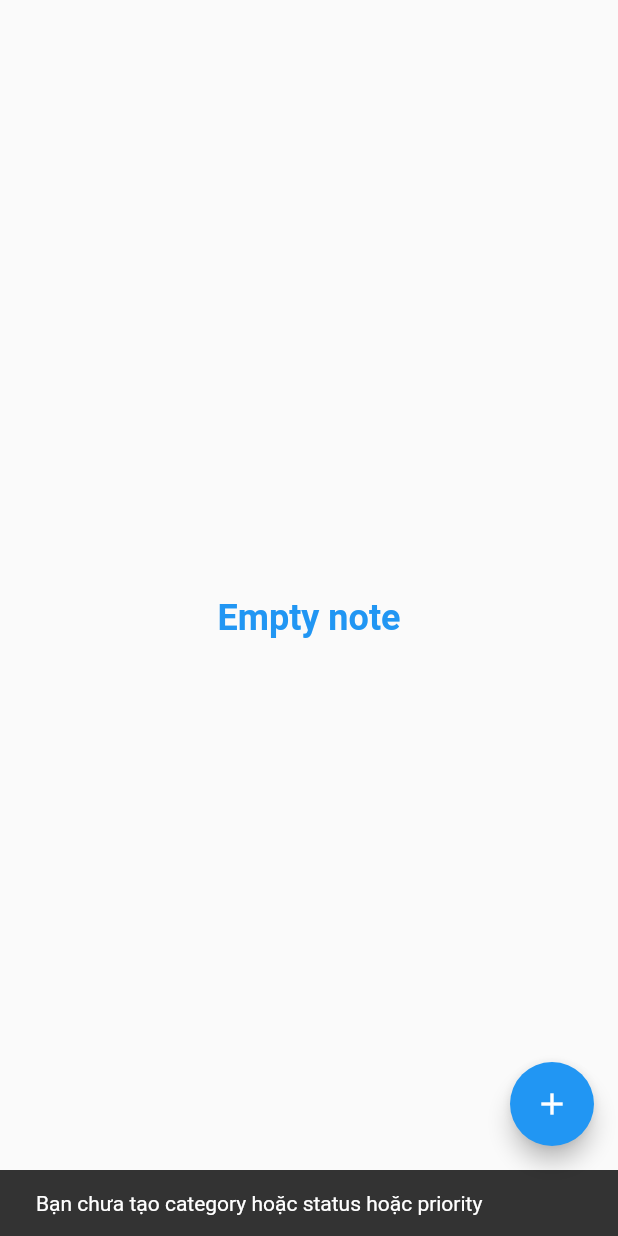
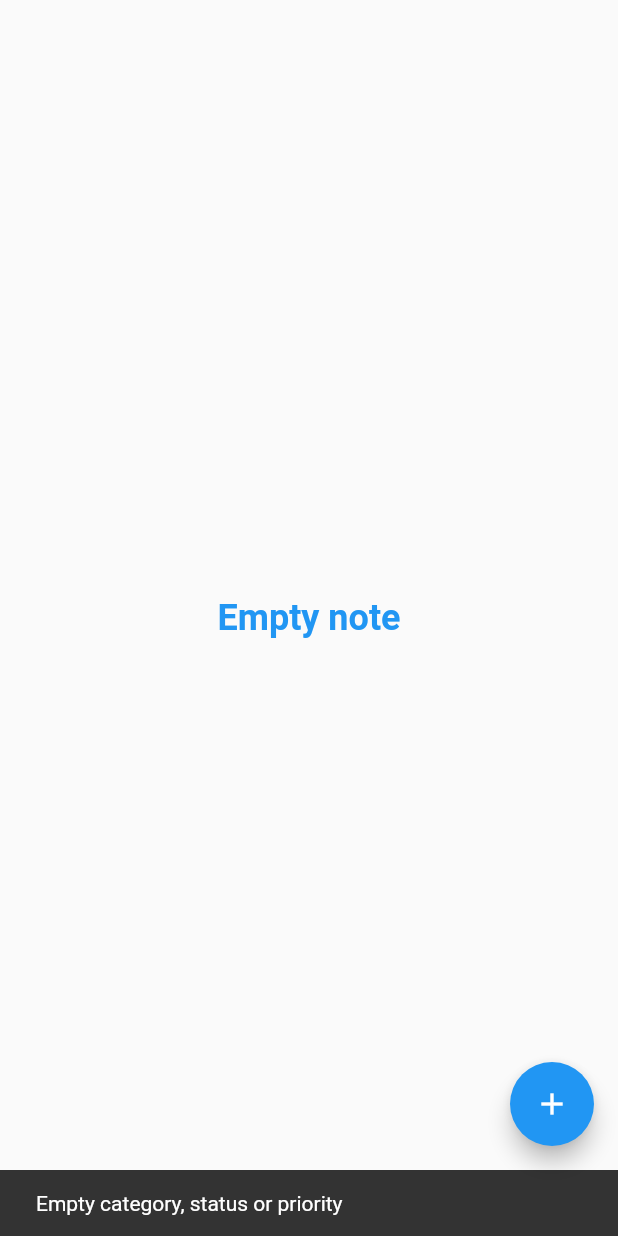
Before and after one commit to caoduczpsm/R2S-Flutter-NMS-Project-, a Flutter app: the _NoteScreen screen opened directly with empty values, after a tap on the "add" icon, on a phone screen of 412 x 824 dp. Run offline on Flutter 3.47's test engine with Material 2 defaults, Android fonts, the phone set to English and light mode, and no system bars; our stand-ins replace sqflite; missing offline and left inert: d_chart; accounts and stored records are empty.

Commit message:
finalize note, category, status, priority, sigin/up, edit profile, change pass

```diff
--- a/lib/form/NoteScreen.dart
+++ b/lib/form/NoteScreen.dart
@@ -372,7 +372,7 @@ class _NoteScreenState extends State<_NoteScreen> {
         if (id == null) {
           message = 'Please enter another name, this name already exists';
         } else {
-          message = "Create category successfully";
+          message = "Create note successfully";
           _refreshData();
         }
       }
@@ -698,7 +698,7 @@ class _NoteScreenState extends State<_NoteScreen> {
                                                       .showSnackBar(
                                                           const SnackBar(
                                                     content: Text(
-                                                        "Bạn chưa tạo category hoặc status hoặc priority"),
+                                                        "Empty category, status or priority"),
                                                   ))
                                                 }
                                             },
@@ -732,7 +732,7 @@ class _NoteScreenState extends State<_NoteScreen> {
                   {
                     ScaffoldMessenger.of(context).showSnackBar(const SnackBar(
                       content: Text(
-                          "Bạn chưa tạo category hoặc status hoặc priority"),
+                          "Empty category, status or priority"),
                     ))
                   }
               }),
```
Also changed, not shown: lib/form/Priority.dart (+4 -4 lines), lib/form/Status_Form.dart (+4 -4 lines).
